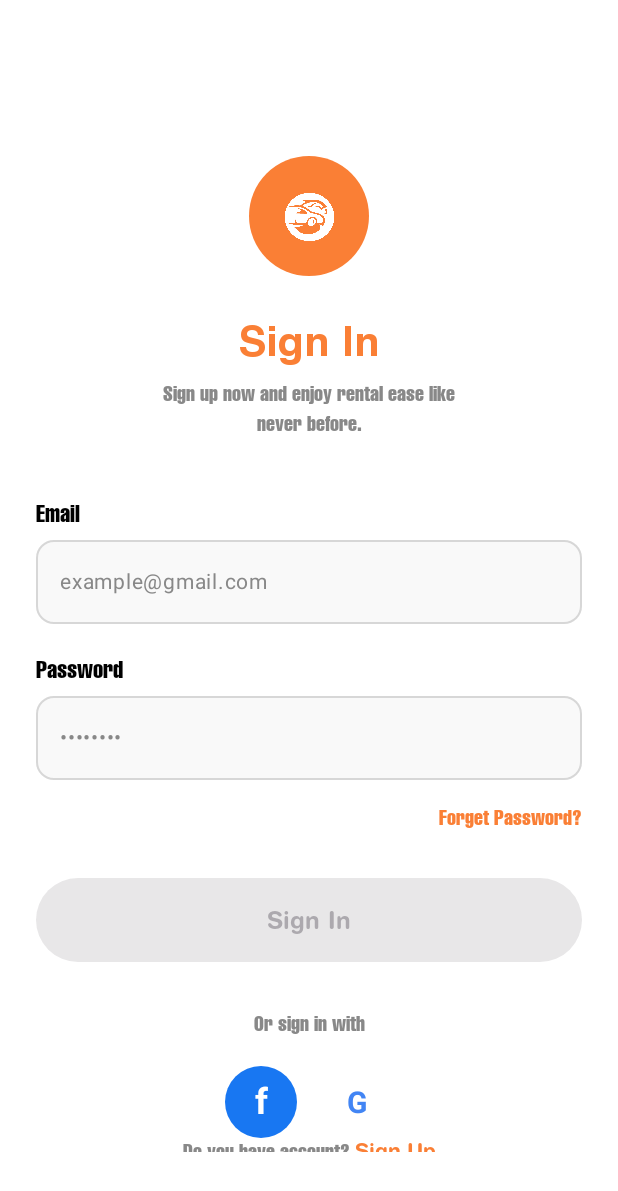
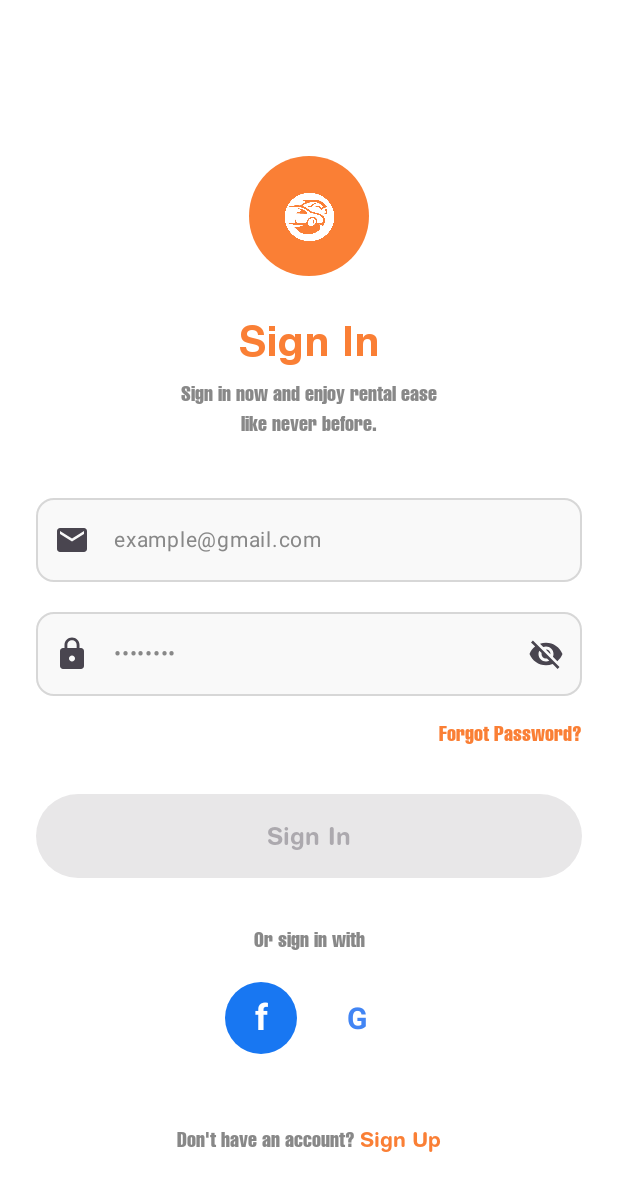
Before and after one commit to kthxxx/RideQuest-Car-Rental-Management-System, an Android app built with Jetpack Compose: the LoginScreen screen opened through its navigation route, on a phone screen of 412 x 824 dp. Shown: the top 1191 px of the screen. Run offline under Robolectric (Android 15) with nearby library versions, the phone set to English and light mode, and no system bars.

Commit message:
Added AuthenticationManager.kt for better login P

```diff
--- a/app/src/main/java/com/example/ridequestcarrentalapp/SecondActivity.kt
+++ b/app/src/main/java/com/example/ridequestcarrentalapp/SecondActivity.kt
@@ -1,3 +1,4 @@
+// Updated SecondActivity.kt
 package com.example.ridequestcarrentalapp
 
 import android.content.Intent
@@ -6,6 +7,8 @@ import android.widget.Toast
 import androidx.activity.ComponentActivity
 import androidx.activity.compose.setContent
 import androidx.activity.enableEdgeToEdge
+import androidx.compose.runtime.remember
+import androidx.compose.ui.platform.LocalContext
 import androidx.navigation.compose.NavHost
 import androidx.navigation.compose.composable
 import androidx.navigation.compose.rememberNavController
@@ -16,6 +19,7 @@ import com.example.ridequestcarrentalapp.ui.feature.onbound.OnBoundScreen1
 import com.example.ridequestcarrentalapp.ui.feature.onbound.OnBoundScreen2
 import com.example.ridequestcarrentalapp.ui.feature.onbound.OnBoundScreen3
 import com.example.ridequestcarrentalapp.ui.feature.onbound.OnBoundScreen4
+import com.example.ridequestcarrentalapp.ui.authentication.AuthenticationManager
 
 class SecondActivity : ComponentActivity() {
     override fun onCreate(savedInstanceState: Bundle?) {
@@ -23,6 +27,8 @@ class SecondActivity : ComponentActivity() {
         enableEdgeToEdge()
         setContent {
             val navController = rememberNavController()
+            val context = LocalContext.current
+            val authManager = remember { AuthenticationManager(context) }
 
             NavHost(
                 navController = navController,
@@ -62,9 +68,10 @@ class SecondActivity : ComponentActivity() {
                 // Auth Screens
                 composable("login") {
                     LoginScreen(
+                        authManager = authManager,
                         onLoginClick = { email, password ->
-                            // Handle login logic here
-                            Toast.makeText(this@SecondActivity, "Login: $email", Toast.LENGTH_SHORT).show()
+                            // Handle successful login
+                            Toast.makeText(this@SecondActivity, "Welcome back!", Toast.LENGTH_SHORT).show()
 
                             // Navigate to MainActivity after successful login
                             startActivity(Intent(this@SecondActivity, MainActivity::class.java))
@@ -75,6 +82,7 @@ class SecondActivity : ComponentActivity() {
                         },
                         onForgotPasswordClick = {
                             Toast.makeText(this@SecondActivity, "Forgot Password clicked", Toast.LENGTH_SHORT).show()
+                            // TODO: Implement forgot password functionality
                         },
                         onGoogleSignInClick = {
                             Toast.makeText(this@SecondActivity, "Google Sign In clicked", Toast.LENGTH_SHORT).show()
@@ -93,7 +101,7 @@ class SecondActivity : ComponentActivity() {
                             // Handle sign up logic here
                             Toast.makeText(this@SecondActivity, "Account created for $name", Toast.LENGTH_SHORT).show()
 
-                            // Navigate back to login or directly to MainActivity
+                            // Navigate back to login after successful registration
                             navController.navigate("login") {
                                 popUpTo("signup") { inclusive = true }
                             }
--- a/app/src/main/java/com/example/ridequestcarrentalapp/ui/login/LoginScreen.kt
+++ b/app/src/main/java/com/example/ridequestcarrentalapp/ui/login/LoginScreen.kt
@@ -7,6 +7,13 @@ import androidx.compose.foundation.layout.*
     import androidx.compose.foundation.shape.CircleShape
     import androidx.compose.foundation.shape.RoundedCornerShape
     import androidx.compose.foundation.text.KeyboardOptions
+    import androidx.compose.material.icons.Icons
+    import androidx.compose.material.icons.filled.Email
+    import androidx.compose.material.icons.filled.Lock
+    import androidx.compose.material.icons.filled.Visibility
+    import androidx.compose.material.icons.filled.VisibilityOff
+    import kotlinx.coroutines.launch
+
 
     import androidx.compose.material3.*
     import androidx.compose.runtime.*
@@ -15,6 +22,7 @@ import androidx.compose.ui.Modifier
     import androidx.compose.ui.draw.clip
     import androidx.compose.ui.graphics.Color
     import androidx.compose.ui.layout.ContentScale
+    import androidx.compose.ui.platform.LocalContext
     import androidx.compose.ui.res.painterResource
     import androidx.compose.ui.text.font.FontWeight
     import androidx.compose.ui.text.input.KeyboardType
@@ -25,12 +33,20 @@ import androidx.compose.ui.tooling.preview.Preview
     import androidx.compose.ui.unit.dp
     import androidx.compose.ui.unit.sp
     import com.example.ridequestcarrentalapp.R
+    import com.example.ridequestcarrentalapp.ui.admin.AdminDashboard
     import com.example.ridequestcarrentalapp.ui.theme.Helvetica
     import com.example.ridequestcarrentalapp.ui.theme.Orange
+    import com.example.ridequestcarrentalapp.ui.authentication.AuthenticationManager
+    import com.example.ridequestcarrentalapp.ui.theme.RideQuestCarRentalAppTheme
 
+
+    // Update your LoginScreen.kt to work with SecondActivity
+
+    @OptIn(ExperimentalMaterial3Api::class)
     @Composable
     fun LoginScreen(
-    onLoginClick: (String, String) -> Unit,
+        authManager: com.example.ridequestcarrentalapp.ui.authentication.AuthenticationManager,
+        onLoginClick: (String, String) -> Unit,  // Changed: Now returns email and password
         onSignUpClick: () -> Unit,
         onForgotPasswordClick: () -> Unit,
         onGoogleSignInClick: () -> Unit = {},
@@ -39,6 +55,10 @@ fun LoginScreen(
         var email by remember { mutableStateOf("") }
         var password by remember { mutableStateOf("") }
         var passwordVisible by remember { mutableStateOf(false) }
+        var isLoading by remember { mutableStateOf(false) }
+        var errorMessage by remember { mutableStateOf<String?>(null) }
+
+        val coroutineScope = rememberCoroutineScope()
 
         Box(
             modifier = Modifier
@@ -62,7 +82,7 @@ fun LoginScreen(
                     contentAlignment = Alignment.Center
                 ) {
                     Image(
-                    painter = painterResource(id = R.drawable.white_back_logo), // Use your white logo
+                        painter = painterResource(id = R.drawable.white_back_logo),
                         contentDescription = "RideQuest Logo",
                         contentScale = ContentScale.Fit,
                         modifier = Modifier.size(50.dp)
@@ -71,7 +91,7 @@ fun LoginScreen(
 
                 Spacer(modifier = Modifier.height(32.dp))
 
-            // Sign In Title
+                // Title
                 Text(
                     text = "Sign In",
                     fontSize = 28.sp,
@@ -82,9 +102,8 @@ fun LoginScreen(
 
                 Spacer(modifier = Modifier.height(8.dp))
 
-            // Subtitle
                 Text(
-                text = "Sign up now and enjoy rental ease like\nnever before.",
+                    text = "Sign in now and enjoy rental ease\nlike never before.",
                     fontSize = 14.sp,
                     fontFamily = Helvetica,
                     color = Color.Gray,
@@ -94,33 +113,16 @@ fun LoginScreen(
 
                 Spacer(modifier = Modifier.height(40.dp))
 
-            // Email Label and Field
-            Column(
-                modifier = Modifier.fillMaxWidth(),
-                horizontalAlignment = Alignment.Start
-            ) {
-                Text(
-                    text = "Email",
-                    fontSize = 16.sp,
-                    fontWeight = FontWeight.Medium,
-                    fontFamily = Helvetica,
-                    color = Color.Black,
-                    modifier = Modifier.padding(bottom = 8.dp)
-                )
-
+                // Email Field
                 OutlinedTextField(
                     value = email,
                     onValueChange = { email = it },
-                    placeholder = {
-                        Text(
-                            "example@gmail.com",
-                            color = Color.Gray,
-                            fontSize = 14.sp
-                        )
-                    },
+                    placeholder = { Text("example@gmail.com", color = Color.Gray, fontSize = 14.sp) },
+                    leadingIcon = { Icon(Icons.Default.Email, contentDescription = "Email") },
                     keyboardOptions = KeyboardOptions(keyboardType = KeyboardType.Email),
                     modifier = Modifier.fillMaxWidth(),
                     shape = RoundedCornerShape(12.dp),
+                    singleLine = true,
                     colors = OutlinedTextFieldDefaults.colors(
                         focusedBorderColor = Orange,
                         unfocusedBorderColor = Color.Gray.copy(alpha = 0.3f),
@@ -128,38 +130,28 @@ fun LoginScreen(
                         focusedContainerColor = Color.Gray.copy(alpha = 0.05f)
                     )
                 )
-            }
 
                 Spacer(modifier = Modifier.height(20.dp))
 
-            // Password Label and Field
-            Column(
-                modifier = Modifier.fillMaxWidth(),
-                horizontalAlignment = Alignment.Start
-            ) {
-                Text(
-                    text = "Password",
-                    fontSize = 16.sp,
-                    fontWeight = FontWeight.Medium,
-                    fontFamily = Helvetica,
-                    color = Color.Black,
-                    modifier = Modifier.padding(bottom = 8.dp)
-                )
-
+                // Password Field
                 OutlinedTextField(
                     value = password,
                     onValueChange = { password = it },
-                    placeholder = {
-                        Text(
-                            "••••••••",
-                            color = Color.Gray,
-                            fontSize = 14.sp
+                    placeholder = { Text("••••••••", color = Color.Gray, fontSize = 14.sp) },
+                    leadingIcon = { Icon(Icons.Default.Lock, contentDescription = "Password") },
+                    trailingIcon = {
+                        IconButton(onClick = { passwordVisible = !passwordVisible }) {
+                            Icon(
+                                imageVector = if (passwordVisible) Icons.Default.Visibility else Icons.Default.VisibilityOff,
+                                contentDescription = if (passwordVisible) "Hide password" else "Show password"
                             )
+                        }
                     },
-                    visualTransformation = PasswordVisualTransformation(),
+                    visualTransformation = if (passwordVisible) VisualTransformation.None else PasswordVisualTransformation(),
                     keyboardOptions = KeyboardOptions(keyboardType = KeyboardType.Password),
                     modifier = Modifier.fillMaxWidth(),
                     shape = RoundedCornerShape(12.dp),
+                    singleLine = true,
                     colors = OutlinedTextFieldDefaults.colors(
                         focusedBorderColor = Orange,
                         unfocusedBorderColor = Color.Gray.copy(alpha = 0.3f),
@@ -167,21 +159,29 @@ fun LoginScreen(
                         focusedContainerColor = Color.Gray.copy(alpha = 0.05f)
                     )
                 )
-            }
 
                 Spacer(modifier = Modifier.height(16.dp))
 
                 // Forgot Password
-            Row(
-                modifier = Modifier.fillMaxWidth(),
-                horizontalArrangement = Arrangement.End
-            ) {
+                Row(modifier = Modifier.fillMaxWidth(), horizontalArrangement = Arrangement.End) {
                     Text(
-                    text = "Forget Password?",
+                        text = "Forgot Password?",
                         color = Orange,
                         fontSize = 14.sp,
                         fontFamily = Helvetica,
                         modifier = Modifier.clickable { onForgotPasswordClick() }
+                    )
+                }
+
+                // Error Message
+                errorMessage?.let {
+                    Spacer(modifier = Modifier.height(8.dp))
+                    Text(
+                        text = it,
+                        color = MaterialTheme.colorScheme.error,
+                        fontSize = 14.sp,
+                        textAlign = TextAlign.Center,
+                        modifier = Modifier.fillMaxWidth()
                     )
                 }
 
@@ -190,8 +190,20 @@ fun LoginScreen(
                 // Sign In Button
                 Button(
                     onClick = {
-                    if (email.isNotBlank() && password.isNotBlank()) {
+                        coroutineScope.launch {
+                            isLoading = true
+                            errorMessage = null
+
+                            val result = authManager.login(email, password)
+
+                            if (result.isSuccess) {
+                                // Pass email and password to the callback
                                 onLoginClick(email, password)
+                            } else {
+                                errorMessage = result.exceptionOrNull()?.message ?: "Login failed"
+                            }
+
+                            isLoading = false
                         }
                     },
                     modifier = Modifier
@@ -202,14 +214,16 @@ fun LoginScreen(
                         contentColor = Color.White
                     ),
                     shape = RoundedCornerShape(28.dp),
-                enabled = email.isNotBlank() && password.isNotBlank()
+                    enabled = !isLoading && email.isNotBlank() && password.isNotBlank()
                 ) {
-                Text(
-                    text = "Sign In",
-                    fontSize = 16.sp,
-                    fontWeight = FontWeight.SemiBold,
-                    fontFamily = Helvetica
+                    if (isLoading) {
+                        CircularProgressIndicator(
+                            modifier = Modifier.size(20.dp),
+                            color = Color.White
                         )
+                    } else {
+                        Text("Sign In", fontSize = 16.sp, fontWeight = FontWeight.SemiBold, fontFamily = Helvetica)
+                    }
                 }
 
                 Spacer(modifier = Modifier.height(32.dp))
@@ -224,44 +238,25 @@ fun LoginScreen(
 
                 Spacer(modifier = Modifier.height(20.dp))
 
-            // Social Media Buttons
-            Row(
-                horizontalArrangement = Arrangement.spacedBy(16.dp)
-            ) {
-                // Facebook Button
+                Row(horizontalArrangement = Arrangement.spacedBy(16.dp)) {
+                    // Facebook
                     IconButton(
                         onClick = { onFacebookSignInClick() },
                         modifier = Modifier
                             .size(48.dp)
-                        .background(
-                            Color(0xFF1877F2),
-                            CircleShape
-                        )
+                            .background(Color(0xFF1877F2), CircleShape)
                     ) {
-                    Text(
-                        text = "f",
-                        color = Color.White,
-                        fontSize = 24.sp,
-                        fontWeight = FontWeight.Bold
-                    )
+                        Text("f", color = Color.White, fontSize = 24.sp, fontWeight = FontWeight.Bold)
                     }
 
-                // Google Button
+                    // Google
                     IconButton(
                         onClick = { onGoogleSignInClick() },
                         modifier = Modifier
                             .size(48.dp)
-                        .background(
-                            Color.White,
-                            CircleShape
-                        )
+                            .background(Color.White, CircleShape)
                     ) {
-                    Text(
-                        text = "G",
-                        color = Color(0xFF4285F4),
-                        fontSize = 20.sp,
-                        fontWeight = FontWeight.Bold
-                    )
+                        Text("G", color = Color(0xFF4285F4), fontSize = 20.sp, fontWeight = FontWeight.Bold)
                     }
                 }
 
@@ -273,12 +268,7 @@ fun LoginScreen(
                     verticalAlignment = Alignment.CenterVertically,
                     modifier = Modifier.padding(bottom = 32.dp)
                 ) {
-                Text(
-                    text = "Do you have account? ",
-                    color = Color.Gray,
-                    fontSize = 14.sp,
-                    fontFamily = Helvetica
-                )
+                    Text("Don't have an account? ", color = Color.Gray, fontSize = 14.sp, fontFamily = Helvetica)
                     Text(
                         text = "Sign Up",
                         color = Orange,
@@ -291,3 +281,25 @@ fun LoginScreen(
             }
         }
     }
+
+    // Updated Preview
+    @Preview(showBackground = true, showSystemUi = true)
+    @Composable
+    fun LoginScreenPreview() {
+        val context = LocalContext.current
+        val authManager = com.example.ridequestcarrentalapp.ui.authentication.AuthenticationManager(context)
+
+        RideQuestCarRentalAppTheme {
+            LoginScreen(
+                authManager = authManager,
+                onLoginClick = { email, password ->
+                    // Preview - no action
+                    println("Login: $email")
+                },
+                onSignUpClick = { /* Preview - no action */ },
+                onForgotPasswordClick = { /* Preview - no action */ },
+                onGoogleSignInClick = { /* Preview - no action */ },
+                onFacebookSignInClick = { /* Preview - no action */ }
+            )
+        }
+    }
```
Also changed, not shown: app/src/main/java/com/example/ridequestcarrentalapp/ui/authentication/AuthenticationManager.kt (added, +136 -0 lines). Lines whose indentation alone changed are shown as unchanged.
